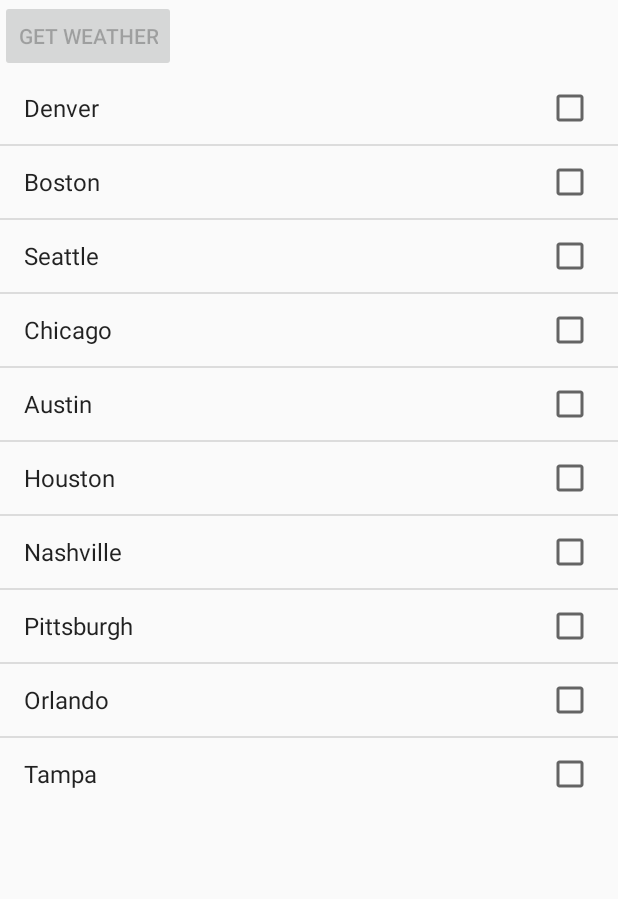
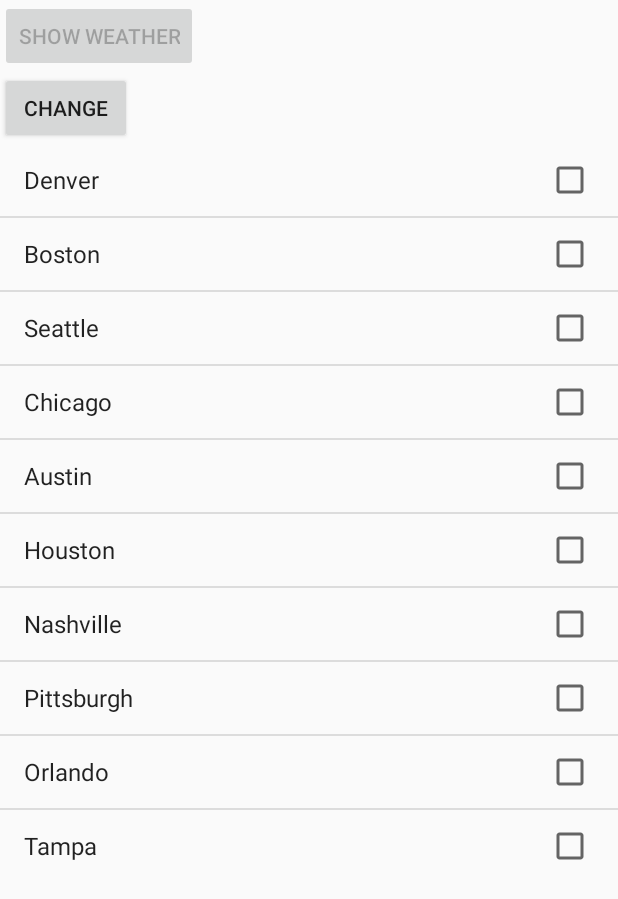
Before and after one commit to pranjalsk/hybrid-android-app, an Android app: the screen it shows after launch (CityList), on a phone screen of 412 x 824 dp. Shown: the top 899 px of the screen. Run offline under Robolectric (Android 15) with nearby library versions, the phone set to English and light mode, and no system bars.

Commit message:
my changes

```diff
--- a/app/src/main/java/edu/asu/ser421/lab6/hybridapp/CityList.java
+++ b/app/src/main/java/edu/asu/ser421/lab6/hybridapp/CityList.java
@@ -106,5 +106,22 @@ public class CityList extends Activity{
         });
 
     }
-
+    @Override
+    public void onActivityResult(int requestCode, int resultCode, Intent data) {
+        if (requestCode == 1) {
+            if(resultCode == RESULT_OK) {
+                String myStr=data.getStringExtra("MyData");
+                if(myStr.length()>0){
+                    Toast.makeText(getBaseContext(),"City is: "+myStr, Toast.LENGTH_SHORT);
+                }else{
+                    Toast.makeText(getBaseContext(),"No city came", Toast.LENGTH_SHORT);
+                }
+            }
+        }
+    }
+    @Override
+    public void onResume(){
+        super.onResume();
+        Toast.makeText(getBaseContext(), "inside resume", Toast.LENGTH_SHORT);
+    }
 }
--- a/app/src/main/res/layout/activity_city_list.xml
+++ b/app/src/main/res/layout/activity_city_list.xml
@@ -6,15 +6,22 @@
 
         <Button android:layout_height="wrap_content"
             android:layout_width="wrap_content"
-            android:text="Get weather"
+            android:text="Show Weather"
             android:id="@+id/getWeatherButton">
+        </Button>
+
+        <Button android:layout_height="wrap_content"
+            android:layout_width="wrap_content"
+            android:text="Change"
+            android:id="@+id/changeButton">
         </Button>
 
         <ListView
             android:id="@+id/listview"
             android:layout_width="fill_parent"
             android:layout_height="wrap_content"
-            android:choiceMode="multipleChoice"
+
+
             />
 
 </LinearLayout>
```
Also changed, not shown: app/src/main/java/edu/asu/ser421/lab6/hybridapp/WebviewActivity.java (+27 -2 lines), 1 other file.
